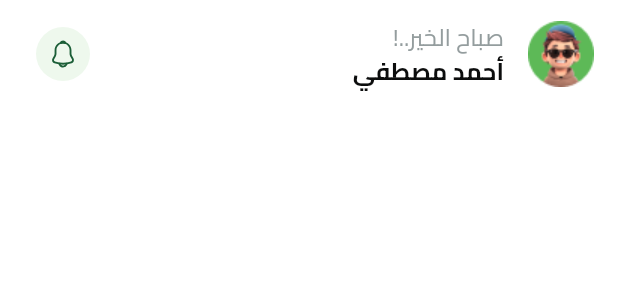
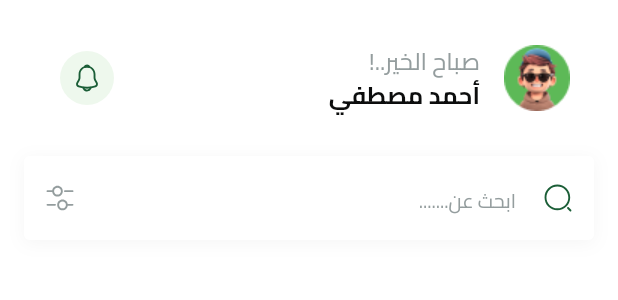
Before and after one commit to Abdelrahmanmagdy19/Fruits_Hub, a Flutter app: the HomeViewBody widget shown alone on an empty page, opened directly, on a phone screen of 412 x 824 dp. Shown: the top 300 px of the screen. Run offline on Flutter 3.47's test engine with Material 3 defaults, Android fonts, the phone set to English and light mode, and no system bars; our stand-ins replace bloc, cloud_firestore, dartz, dots_indicator, firebase_auth, firebase_core and 6 more; missing offline and left inert: flutter_facebook_auth; accounts and stored records are empty; network calls fail.

Commit message:
feat: Add search and filter icons; implement CustomTextField widget with integrated icons and styling

```diff
--- a/lib/constants.dart
+++ b/lib/constants.dart
@@ -1,2 +1,3 @@
 const kHorizintalPadding = 16.0;
 const kIsOnBoardingViewSeen = 'isOnBoardingViewSeen';
+const kTopPadding = 16.0;
--- a/lib/core/utils/app_images.dart
+++ b/lib/core/utils/app_images.dart
@@ -17,6 +17,10 @@ class Assets {
   /// Assets for imagesFacebookIcon
   /// assets/images/facebook_icon.svg
   static const String imagesFacebookIcon = "assets/images/facebook_icon.svg";
+
+  /// Assets for imagesFilter
+  /// assets/images/filter.svg
+  static const String imagesFilter = "assets/images/filter.svg";
 
   /// Assets for imagesGoogleIcon
   /// assets/images/google_icon.svg
@@ -54,6 +58,10 @@ class Assets {
   /// assets/images/plant.svg
   static const String imagesPlant = "assets/images/plant.svg";
 
+  /// Assets for imagesSearch
+  /// assets/images/search.svg
+  static const String imagesSearch = "assets/images/search.svg";
+
   /// Assets for imagesSplashBottom
   /// assets/images/splash_bottom.svg
   static const String imagesSplashBottom = "assets/images/splash_bottom.svg";
--- /dev/null
+++ b/lib/core/widgets/custom_text_field.dart
@@ -0,0 +1,51 @@
+import 'package:flutter/material.dart';
+import 'package:flutter_svg/svg.dart';
+import 'package:furits_ecommerce_app/core/utils/app_images.dart';
+import 'package:furits_ecommerce_app/core/utils/app_text_styels.dart';
+
+class CustomTextField extends StatelessWidget {
+  const CustomTextField({super.key});
+
+  @override
+  Widget build(BuildContext context) {
+    return Container(
+      decoration: BoxDecoration(
+        boxShadow: [
+          BoxShadow(
+            color: Color(0x0A000000),
+            blurRadius: 9,
+            offset: Offset(0, 2),
+            spreadRadius: 0,
+          ),
+        ],
+      ),
+      child: TextField(
+        keyboardType: TextInputType.text,
+        decoration: InputDecoration(
+          filled: true,
+          hintText: 'ابحث عن.......',
+          prefixIcon: SizedBox(
+            width: 20,
+            child: Center(child: SvgPicture.asset(Assets.imagesSearch)),
+          ),
+          suffixIcon: SizedBox(
+            width: 20,
+            child: Center(child: SvgPicture.asset(Assets.imagesFilter)),
+          ),
+          hintStyle: AppTextStyles.regular13.copyWith(color: Color(0xFF949D9E)),
+          fillColor: Colors.white,
+          border: builldBorder(),
+          enabledBorder: builldBorder(),
+          focusedBorder: builldBorder(),
+        ),
+      ),
+    );
+  }
+
+  OutlineInputBorder builldBorder() {
+    return OutlineInputBorder(
+      borderRadius: BorderRadius.circular(4),
+      borderSide: BorderSide(color: Colors.white, width: 1),
+    );
+  }
+}
--- a/lib/features/home/presentation/views/widgets/home_view_body.dart
+++ b/lib/features/home/presentation/views/widgets/home_view_body.dart
@@ -1,4 +1,6 @@
 import 'package:flutter/material.dart';
+import 'package:furits_ecommerce_app/constants.dart';
+import 'package:furits_ecommerce_app/core/widgets/custom_text_field.dart';
 import 'package:furits_ecommerce_app/features/home/presentation/views/widgets/custom_home_app_bar.dart';
 
 class HomeViewBody extends StatelessWidget {
@@ -6,9 +8,21 @@ class HomeViewBody extends StatelessWidget {
 
   @override
   Widget build(BuildContext context) {
-    return Scaffold(
-      body: CustomScrollView(
-        slivers: [SliverToBoxAdapter(child: CustomHomeAppBar())],
+    return Padding(
+      padding: const EdgeInsets.symmetric(horizontal: 16),
+      child: CustomScrollView(
+        slivers: [
+          SliverToBoxAdapter(
+            child: Column(
+              children: [
+                SizedBox(height: kTopPadding),
+                CustomHomeAppBar(),
+                SizedBox(height: 16),
+                CustomTextField(),
+              ],
+            ),
+          ),
+        ],
       ),
     );
   }
```
Also changed, not shown: assets/images/filter.svg (added), assets/images/search.svg (added).
